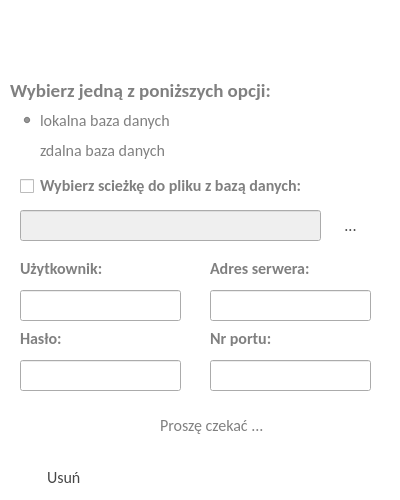
The window that dbconfigdialog.ui (RStravinsky/CarReservation) describes before a commit, drawn with Qt 5.
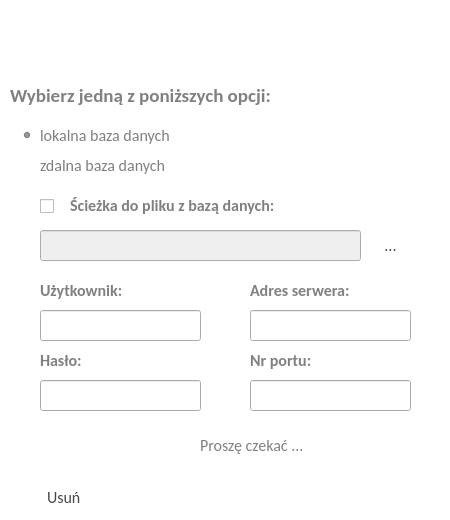
The same window after the commit. Icons and pictures are not drawn.

What changed in the file:
```diff
--- a/dbconfigdialog.ui
+++ b/dbconfigdialog.ui
@@ -6,20 +6,20 @@
    <rect>
     <x>0</x>
     <y>0</y>
-    <width>400</width>
-    <height>500</height>
+    <width>450</width>
+    <height>520</height>
    </rect>
   </property>
   <property name="minimumSize">
    <size>
-    <width>400</width>
-    <height>500</height>
+    <width>450</width>
+    <height>520</height>
    </size>
   </property>
   <property name="maximumSize">
    <size>
-    <width>400</width>
-    <height>500</height>
+    <width>450</width>
+    <height>520</height>
    </size>
   </property>
   <property name="windowTitle">
@@ -86,8 +86,8 @@
   <widget class="QPushButton" name="cancelButton">
    <property name="geometry">
     <rect>
-     <x>180</x>
-     <y>460</y>
+     <x>230</x>
+     <y>480</y>
      <width>105</width>
      <height>35</height>
     </rect>
@@ -125,8 +125,8 @@
   <widget class="QPushButton" name="runButton">
    <property name="geometry">
     <rect>
-     <x>290</x>
-     <y>460</y>
+     <x>340</x>
+     <y>480</y>
      <width>105</width>
      <height>35</height>
     </rect>
@@ -167,7 +167,7 @@
      <x>10</x>
      <y>80</y>
      <width>391</width>
-     <height>21</height>
+     <height>31</height>
     </rect>
    </property>
    <property name="font">
@@ -186,9 +186,9 @@
    <property name="geometry">
     <rect>
      <x>20</x>
-     <y>140</y>
+     <y>150</y>
      <width>321</width>
-     <height>21</height>
+     <height>31</height>
     </rect>
    </property>
    <property name="font">
@@ -207,9 +207,9 @@
    <property name="geometry">
     <rect>
      <x>20</x>
-     <y>110</y>
+     <y>120</y>
      <width>311</width>
-     <height>21</height>
+     <height>31</height>
     </rect>
    </property>
    <property name="font">
@@ -230,10 +230,10 @@
   <widget class="QLabel" name="lblUser">
    <property name="geometry">
     <rect>
-     <x>20</x>
-     <y>260</y>
+     <x>40</x>
+     <y>280</y>
      <width>161</width>
-     <height>16</height>
+     <height>21</height>
     </rect>
    </property>
    <property name="font">
@@ -251,8 +251,8 @@
   <widget class="QLineEdit" name="leUser">
    <property name="geometry">
     <rect>
-     <x>20</x>
-     <y>290</y>
+     <x>40</x>
+     <y>310</y>
      <width>161</width>
      <height>31</height>
     </rect>
@@ -267,8 +267,8 @@
   <widget class="QLineEdit" name="lePassword">
    <property name="geometry">
     <rect>
-     <x>20</x>
-     <y>360</y>
+     <x>40</x>
+     <y>380</y>
      <width>161</width>
      <height>31</height>
     </rect>
@@ -283,10 +283,10 @@
   <widget class="QLabel" name="lblPort">
    <property name="geometry">
     <rect>
-     <x>210</x>
-     <y>330</y>
+     <x>250</x>
+     <y>350</y>
      <width>161</width>
-     <height>16</height>
+     <height>21</height>
     </rect>
    </property>
    <property name="font">
@@ -304,10 +304,10 @@
   <widget class="QLabel" name="lblAddress">
    <property name="geometry">
     <rect>
-     <x>210</x>
-     <y>260</y>
+     <x>250</x>
+     <y>280</y>
      <width>161</width>
-     <height>16</height>
+     <height>21</height>
     </rect>
    </property>
    <property name="font">
@@ -325,8 +325,8 @@
   <widget class="QLineEdit" name="leAddress">
    <property name="geometry">
     <rect>
-     <x>210</x>
-     <y>290</y>
+     <x>250</x>
+     <y>310</y>
      <width>161</width>
      <height>31</height>
     </rect>
@@ -341,8 +341,8 @@
   <widget class="QLineEdit" name="lePort">
    <property name="geometry">
     <rect>
-     <x>210</x>
-     <y>360</y>
+     <x>250</x>
+     <y>380</y>
      <width>161</width>
      <height>31</height>
     </rect>
@@ -357,10 +357,10 @@
   <widget class="QLabel" name="lblPassword">
    <property name="geometry">
     <rect>
-     <x>20</x>
-     <y>330</y>
+     <x>40</x>
+     <y>350</y>
      <width>161</width>
-     <height>16</height>
+     <height>21</height>
     </rect>
    </property>
    <property name="font">
@@ -380,7 +380,7 @@
     <rect>
      <x>0</x>
      <y>0</y>
-     <width>400</width>
+     <width>451</width>
      <height>71</height>
     </rect>
    </property>
@@ -406,14 +406,14 @@
      <rect>
       <x>10</x>
       <y>10</y>
-      <width>371</width>
-      <height>41</height>
+      <width>461</width>
+      <height>51</height>
      </rect>
     </property>
     <property name="font">
      <font>
       <family>Calibri</family>
-      <pointsize>22</pointsize>
+      <pointsize>21</pointsize>
       <weight>50</weight>
       <italic>false</italic>
       <bold>false</bold>
@@ -450,9 +450,9 @@
   <widget class="QLabel" name="lblWait">
    <property name="geometry">
     <rect>
-     <x>160</x>
-     <y>410</y>
-     <width>141</width>
+     <x>200</x>
+     <y>430</y>
+     <width>171</width>
      <height>31</height>
     </rect>
    </property>
@@ -469,8 +469,8 @@
   <widget class="QLabel" name="lblLoad">
    <property name="geometry">
     <rect>
-     <x>110</x>
-     <y>410</y>
+     <x>150</x>
+     <y>430</y>
      <width>47</width>
      <height>31</height>
     </rect>
@@ -489,7 +489,7 @@
    <property name="geometry">
     <rect>
      <x>10</x>
-     <y>460</y>
+     <y>480</y>
      <width>111</width>
      <height>35</height>
     </rect>
@@ -543,9 +543,9 @@
    </property>
    <property name="geometry">
     <rect>
-     <x>20</x>
-     <y>210</y>
-     <width>301</width>
+     <x>40</x>
+     <y>230</y>
+     <width>321</width>
      <height>31</height>
     </rect>
    </property>
@@ -562,8 +562,8 @@
    </property>
    <property name="geometry">
     <rect>
-     <x>330</x>
-     <y>210</y>
+     <x>370</x>
+     <y>230</y>
      <width>41</width>
      <height>31</height>
     </rect>
@@ -601,9 +601,9 @@
   <widget class="QLabel" name="lblPath">
    <property name="geometry">
     <rect>
-     <x>40</x>
-     <y>170</y>
-     <width>331</width>
+     <x>70</x>
+     <y>190</y>
+     <width>321</width>
      <height>31</height>
     </rect>
    </property>
@@ -616,16 +616,16 @@
     </font>
    </property>
    <property name="text">
-    <string>Wybierz scieżkę do pliku z bazą danych:</string>
+    <string>Ścieżka do pliku z bazą danych:</string>
    </property>
   </widget>
   <widget class="QCheckBox" name="cbImport">
    <property name="geometry">
     <rect>
-     <x>20</x>
-     <y>178</y>
-     <width>16</width>
-     <height>17</height>
+     <x>40</x>
+     <y>196</y>
+     <width>21</width>
+     <height>21</height>
     </rect>
    </property>
    <property name="text">
```
Left out of the diff: 8 changed lines with no effect on the pictures.
